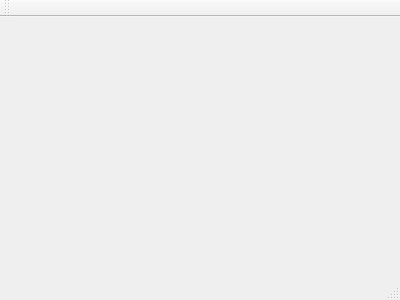
Before: the Qt Designer form ProjetQuizz/question.ui in SteBoun/PPO_G3_SUPERQUIZ4000, drawn with Qt 5.
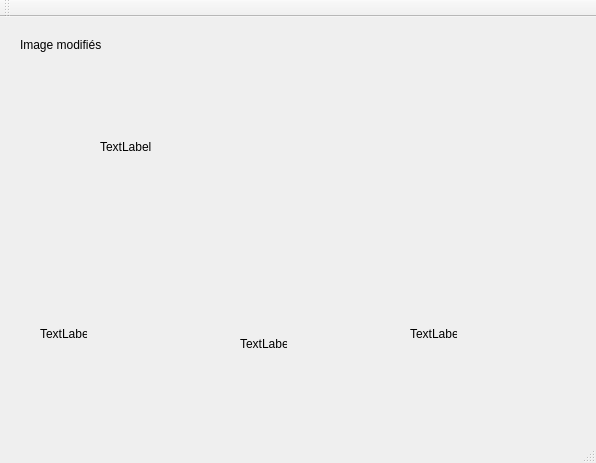
After: the same form once the commit is applied.

The edit to the form file:
```diff
--- a/ProjetQuizz/question.ui
+++ b/ProjetQuizz/question.ui
@@ -1,24 +1,119 @@
 <ui version="4.0">
  <class>question</class>
- <widget class="QMainWindow" name="question" >
-  <property name="geometry" >
+ <widget class="QMainWindow" name="question">
+  <property name="geometry">
    <rect>
     <x>0</x>
     <y>0</y>
-    <width>400</width>
-    <height>300</height>
+    <width>596</width>
+    <height>463</height>
    </rect>
   </property>
   <property name="windowTitle" >
    <string>question</string>
   </property>
-  <widget class="QMenuBar" name="menuBar" />
-  <widget class="QToolBar" name="mainToolBar" />
-  <widget class="QWidget" name="centralWidget" />
-  <widget class="QStatusBar" name="statusBar" />
+  <widget class="QWidget" name="centralWidget">
+   <widget class="QWidget" name="verticalLayoutWidget">
+    <property name="geometry">
+     <rect>
+      <x>100</x>
+      <y>60</y>
+      <width>391</width>
+      <height>181</height>
+     </rect>
+    </property>
+    <layout class="QVBoxLayout" name="verticalLayout"/>
+   </widget>
+   <widget class="QLabel" name="label">
+    <property name="geometry">
+     <rect>
+      <x>20</x>
+      <y>20</y>
+      <width>81</width>
+      <height>16</height>
+     </rect>
+    </property>
+    <property name="text">
+     <string>Image modifiés</string>
+    </property>
+   </widget>
+   <widget class="QLabel" name="pic_1">
+    <property name="enabled">
+     <bool>true</bool>
+    </property>
+    <property name="geometry">
+     <rect>
+      <x>100</x>
+      <y>40</y>
+      <width>389</width>
+      <height>179</height>
+     </rect>
+    </property>
+    <property name="text">
+     <string>TextLabel</string>
+    </property>
+   </widget>
+   <widget class="QLabel" name="prop_1">
+    <property name="geometry">
+     <rect>
+      <x>40</x>
+      <y>310</y>
+      <width>47</width>
+      <height>13</height>
+     </rect>
+    </property>
+    <property name="text">
+     <string>TextLabel</string>
+    </property>
+   </widget>
+   <widget class="QLabel" name="prop_2">
+    <property name="geometry">
+     <rect>
+      <x>240</x>
+      <y>320</y>
+      <width>47</width>
+      <height>13</height>
+     </rect>
+    </property>
+    <property name="text">
+     <string>TextLabel</string>
+    </property>
+   </widget>
+   <widget class="QLabel" name="prop_3">
+    <property name="geometry">
+     <rect>
+      <x>410</x>
+      <y>310</y>
+      <width>47</width>
+      <height>13</height>
+     </rect>
+    </property>
+    <property name="text">
+     <string>TextLabel</string>
+    </property>
+   </widget>
+  </widget>
+  <widget class="QMenuBar" name="menuBar">
+   <property name="geometry">
+    <rect>
+     <x>0</x>
+     <y>0</y>
+     <width>596</width>
+     <height>21</height>
+    </rect>
+   </property>
+  </widget>
+  <widget class="QToolBar" name="mainToolBar">
+   <attribute name="toolBarArea">
+    <enum>TopToolBarArea</enum>
+   </attribute>
+   <attribute name="toolBarBreak">
+    <bool>false</bool>
+   </attribute>
+  </widget>
+  <widget class="QStatusBar" name="statusBar"/>
  </widget>
- <layoutDefault spacing="6" margin="11" />
- <pixmapfunction></pixmapfunction>
+ <layoutdefault spacing="6" margin="11"/>
  <resources/>
  <connections/>
 </ui>
```
Left out of the diff: 3 changed lines with no effect on the pictures.
